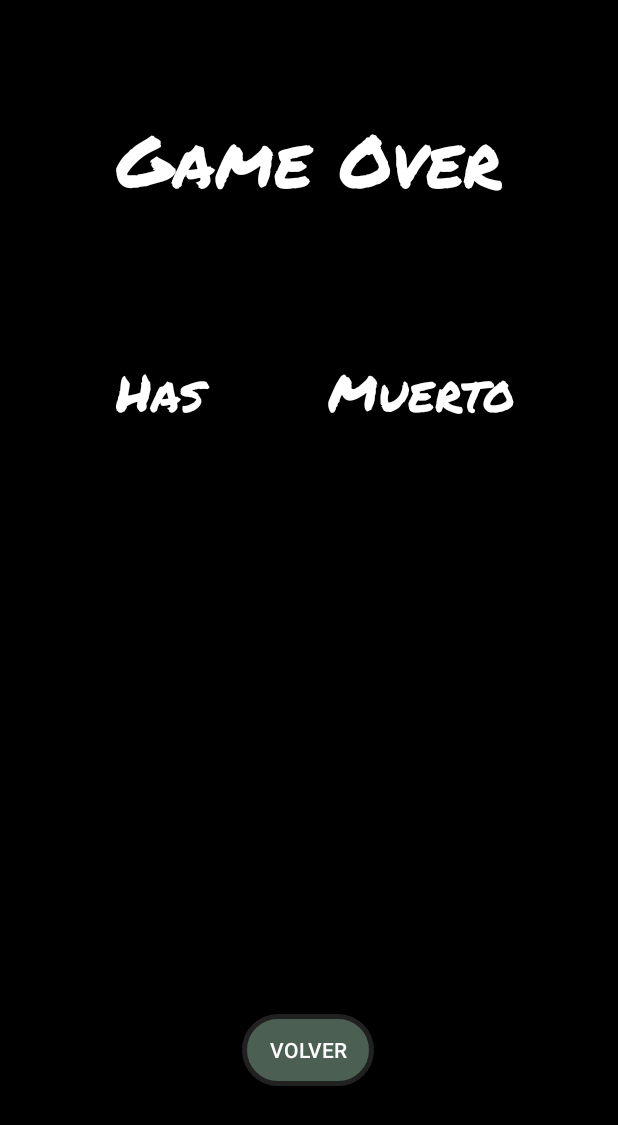
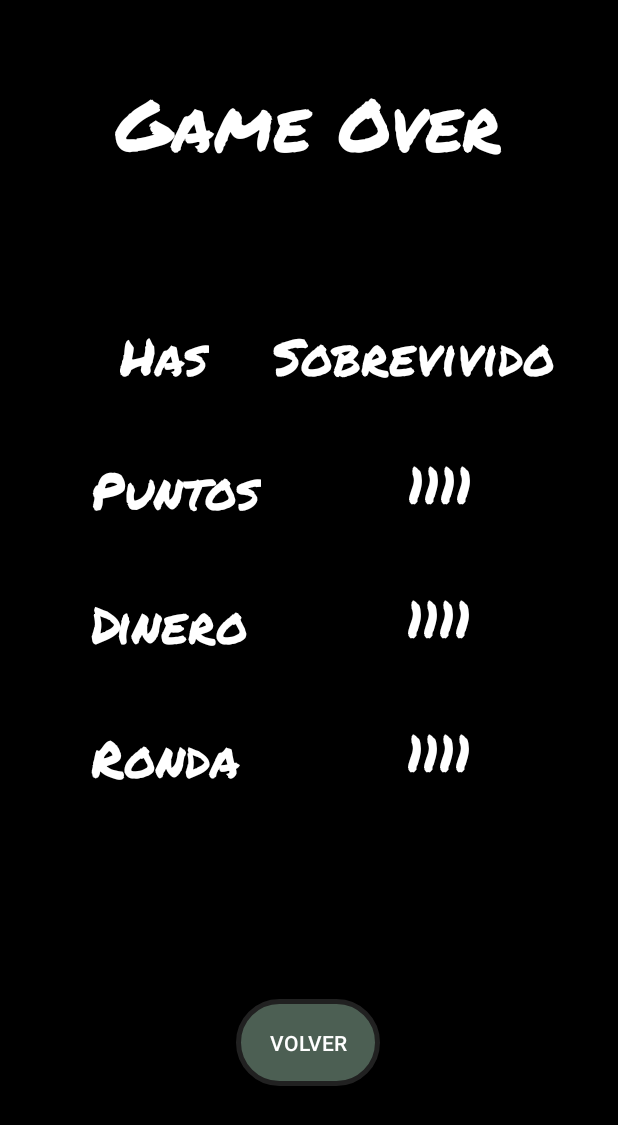
Before and after one commit to Chaffops/LaUltimaEsperanza, an Android app: the GameOver screen opened directly, with no data from a screen before it, on a phone screen of 412 x 824 dp. Shown: the top 1125 px of the screen. Run offline under Robolectric (Android 15) with nearby library versions, the phone set to English and light mode, and no system bars; 4 statements that could not run were skipped.

Commit message:
a dormir

```diff
--- a/app/src/main/java/com/example/laultimaesperanza/GameOver.java
+++ b/app/src/main/java/com/example/laultimaesperanza/GameOver.java
@@ -5,18 +5,69 @@ import androidx.appcompat.app.AppCompatActivity;
 import android.content.Intent;
 import android.os.Bundle;
 import android.view.View;
+import android.widget.Button;
+import android.widget.TextView;
+
+import com.example.laultimaesperanza.database.Controlador;
 
 public class GameOver extends AppCompatActivity {
+
+    TextView surv;
+    TextView puntos;
+    TextView dinero;
+    TextView ronda;
+
+    Button bntVolverGuardar;
+
+    Controlador control;
+    Bundle recibido;
 
     @Override
     protected void onCreate(Bundle savedInstanceState) {
         super.onCreate(savedInstanceState);
         setContentView(R.layout.activity_game_over);
+
+        control = new Controlador(GameOver.this);
+
+        recibido = getIntent().getExtras();
+
+        surv = findViewById(R.id.textMuerteOSobrevi);
+        puntos = findViewById(R.id.numPuntos);
+        dinero = findViewById(R.id.numDinero);
+        ronda = findViewById(R.id.numRonda);
+        bntVolverGuardar = findViewById(R.id.btnVolverOGuardar);
+
+        if (recibido.getInt("vida") == 0) {
+            surv.setText("Muerto");
+            bntVolverGuardar.setText("Guardar Score");
+        } else {
+            surv.setText("Sobrevivido");
+            bntVolverGuardar.setText("Volver");
+        }
+
+        puntos.setText(String.valueOf(recibido.getInt("puntos")));
+        dinero.setText(String.valueOf(recibido.getInt("dinero")));
+        ronda.setText(String.valueOf(recibido.getInt("ronda")));
+
+
     }
 
-    public void irPirncipal(View view){
+    public void irPirncipal(View view) {
 
+
+        if (surv.getText().equals("Muerto")) {
+            control.gameOver();
+
+        } else {
+            control.insertarInfoJuego(recibido.getFloat("velocidad"), recibido.getInt("vida"), recibido.getInt("daño"), recibido.getInt("ronda"), recibido.getInt("dinero"), recibido.getInt("puntuacion"));
+        }
         Intent iPrici = new Intent(this, MainActivity.class);
         startActivity(iPrici);
+        try {
+            onDestroy();
+        } catch (IllegalStateException ex) {
+
+        }
     }
+
 }
--- a/app/src/main/java/com/example/laultimaesperanza/entidades/Zombi.java
+++ b/app/src/main/java/com/example/laultimaesperanza/entidades/Zombi.java
@@ -40,7 +40,7 @@ public class Zombi extends Entidad {
         super(context, ContextCompat.getColor(context, R.color.zombi), Math.random() * 2000, Math.random() * 2000, 30);
         this.jugador = j;
         this.animacion=animacion;
-        conteo = 10*ronda;
+        conteo = (ronda==1||ronda==2)?1:(ronda==3||ronda==4)?2:(ronda==5||ronda==6)?3:5;
 
     }
 
--- a/app/src/main/java/com/example/laultimaesperanza/graficos/Animacion.java
+++ b/app/src/main/java/com/example/laultimaesperanza/graficos/Animacion.java
@@ -10,7 +10,7 @@ public class Animacion {
 
     private Dibujos[] dibujos;
     private int tiempoParaCambio=0;
-    private final int MAX_TIEMPO_CAMBIO=20;
+    private final int MAX_TIEMPO_CAMBIO=5;
     private int tiempoParaCambioZombi=0;
 
 
--- a/app/src/main/java/com/example/laultimaesperanza/juego/MotorGrafico.java
+++ b/app/src/main/java/com/example/laultimaesperanza/juego/MotorGrafico.java
@@ -5,7 +5,7 @@ import android.view.SurfaceHolder;
 import com.example.laultimaesperanza.juego.Juego;
 
 public class MotorGrafico extends Thread {
-    public static final double MAX_APS = 60.0;
+    public static final double MAX_APS = 30.0;
     private static final double MEDIA_APS = 1000/MAX_APS;
     private final Juego juego;
     private boolean funciona;
--- a/app/src/main/res/layout/activity_game_over.xml
+++ b/app/src/main/res/layout/activity_game_over.xml
@@ -8,34 +8,118 @@
     tools:context=".GameOver">
 
     <TextView
-        android:id="@+id/textView2"
+        android:id="@+id/numPuntos"
         android:layout_width="wrap_content"
         android:layout_height="wrap_content"
-        android:layout_marginTop="72dp"
+        android:layout_marginTop="36dp"
         android:fontFamily="@font/permanent_marker"
-        android:text="Game Over"
+        android:text="1111"
+        android:textColor="#FFFFFF"
+        android:textSize="34sp"
+        app:layout_constraintEnd_toEndOf="parent"
+        app:layout_constraintStart_toEndOf="@+id/labelPuntos"
+        app:layout_constraintTop_toBottomOf="@+id/textMuerteOSobrevi" />
+
+    <TextView
+        android:id="@+id/numDinero"
+        android:layout_width="wrap_content"
+        android:layout_height="wrap_content"
+        android:layout_marginTop="40dp"
+        android:fontFamily="@font/permanent_marker"
+        android:text="1111"
+        android:textColor="#FFFFFF"
+        android:textSize="34sp"
+        app:layout_constraintEnd_toEndOf="parent"
+        app:layout_constraintHorizontal_bias="0.519"
+        app:layout_constraintStart_toEndOf="@+id/labelDineroGameO"
+        app:layout_constraintTop_toBottomOf="@+id/numPuntos" />
+
+    <TextView
+        android:id="@+id/LabelGameOver"
+        android:layout_width="wrap_content"
+        android:layout_height="wrap_content"
+        android:layout_marginTop="48dp"
+        android:fontFamily="@font/permanent_marker"
+        android:text="@string/labelGameOver"
         android:textColor="#FFFFFF"
         android:textSize="48sp"
         app:layout_constraintEnd_toEndOf="parent"
+        app:layout_constraintHorizontal_bias="0.498"
         app:layout_constraintStart_toStartOf="parent"
         app:layout_constraintTop_toTopOf="parent" />
 
     <TextView
-        android:id="@+id/textView4"
+        android:id="@+id/labelHas"
         android:layout_width="wrap_content"
         android:layout_height="wrap_content"
         android:layout_marginTop="96dp"
         android:fontFamily="@font/permanent_marker"
-        android:text="Has "
+        android:text="@string/labelHas"
         android:textColor="#FFFFFF"
         android:textSize="34sp"
         app:layout_constraintEnd_toEndOf="parent"
         app:layout_constraintHorizontal_bias="0.227"
         app:layout_constraintStart_toStartOf="parent"
-        app:layout_constraintTop_toBottomOf="@+id/textView2" />
+        app:layout_constraintTop_toBottomOf="@+id/LabelGameOver" />
 
     <TextView
-        android:id="@+id/textView5"
+        android:id="@+id/labelPuntos"
+        android:layout_width="wrap_content"
+        android:layout_height="wrap_content"
+        android:layout_marginTop="40dp"
+        android:fontFamily="@font/permanent_marker"
+        android:text="@string/labelPuntos"
+        android:textColor="#FFFFFF"
+        android:textSize="34sp"
+        app:layout_constraintEnd_toEndOf="parent"
+        app:layout_constraintHorizontal_bias="0.204"
+        app:layout_constraintStart_toStartOf="parent"
+        app:layout_constraintTop_toBottomOf="@+id/labelHas" />
+
+    <TextView
+        android:id="@+id/numRonda"
+        android:layout_width="wrap_content"
+        android:layout_height="wrap_content"
+        android:layout_marginTop="40dp"
+        android:fontFamily="@font/permanent_marker"
+        android:text="1111"
+        android:textColor="#FFFFFF"
+        android:textSize="34sp"
+        app:layout_constraintEnd_toEndOf="parent"
+        app:layout_constraintHorizontal_bias="0.531"
+        app:layout_constraintStart_toEndOf="@+id/labelRonda"
+        app:layout_constraintTop_toBottomOf="@+id/numDinero" />
+
+    <TextView
+        android:id="@+id/labelDineroGameO"
+        android:layout_width="wrap_content"
+        android:layout_height="wrap_content"
+        android:layout_marginTop="40dp"
+        android:fontFamily="@font/permanent_marker"
+        android:text="@string/labelDineros"
+        android:textColor="#FFFFFF"
+        android:textSize="34sp"
+        app:layout_constraintEnd_toEndOf="parent"
+        app:layout_constraintHorizontal_bias="0.198"
+        app:layout_constraintStart_toStartOf="parent"
+        app:layout_constraintTop_toBottomOf="@+id/labelPuntos" />
+
+    <TextView
+        android:id="@+id/labelRonda"
+        android:layout_width="wrap_content"
+        android:layout_height="wrap_content"
+        android:layout_marginTop="40dp"
+        android:fontFamily="@font/permanent_marker"
+        android:text="@string/labelRonda"
+        android:textColor="#FFFFFF"
+        android:textSize="34sp"
+        app:layout_constraintEnd_toEndOf="parent"
+        app:layout_constraintHorizontal_bias="0.195"
+        app:layout_constraintStart_toStartOf="parent"
+        app:layout_constraintTop_toBottomOf="@+id/labelDineroGameO" />
+
+    <TextView
+        android:id="@+id/textMuerteOSobrevi"
         android:layout_width="wrap_content"
         android:layout_height="wrap_content"
         android:layout_marginTop="96dp"
@@ -45,17 +129,17 @@
         android:textSize="34sp"
         app:layout_constraintEnd_toEndOf="parent"
         app:layout_constraintHorizontal_bias="0.506"
-        app:layout_constraintStart_toEndOf="@+id/textView4"
-        app:layout_constraintTop_toBottomOf="@+id/textView2" />
+        app:layout_constraintStart_toEndOf="@+id/labelHas"
+        app:layout_constraintTop_toBottomOf="@+id/LabelGameOver" />
 
     <Button
-        android:id="@+id/button"
-        android:layout_width="wrap_content"
-        android:layout_height="wrap_content"
+        android:id="@+id/btnVolverOGuardar"
+        android:layout_width="96dp"
+        android:layout_height="58dp"
         android:layout_marginBottom="100dp"
         android:background="@drawable/btnemp"
         android:onClick="irPirncipal"
-        android:text="Volver"
+        android:text="Guardar Score"
         app:layout_constraintBottom_toBottomOf="parent"
         app:layout_constraintEnd_toEndOf="parent"
         app:layout_constraintHorizontal_bias="0.498"
--- a/app/src/main/res/layout/fragment_tienda.xml
+++ b/app/src/main/res/layout/fragment_tienda.xml
@@ -82,7 +82,7 @@
                     android:layout_height="match_parent"
                     android:layout_weight="1"
                     android:gravity="center"
-                    android:text="20"
+                    android:text="35  -  1"
                     android:textSize="20sp" />
 
                 <LinearLayout
@@ -196,7 +196,7 @@
                     android:layout_height="match_parent"
                     android:layout_weight="1"
                     android:gravity="center"
-                    android:text="40"
+                    android:text="35  -  1"
                     android:textSize="20sp" />
 
                 <LinearLayout
--- a/app/src/main/res/values/strings.xml
+++ b/app/src/main/res/values/strings.xml
@@ -10,6 +10,15 @@
 
 
     <string name="labelAjustes">Ajustes</string>
+
+    <string name="labelGameOver">Game Over</string>
+    <string name="labelHas">Has</string>
+    <string name="labelPuntos">Puntos</string>
+    <string name="labelDineros">Dinero</string>
+    <string name="labelRonda">Ronda</string>
+
+
+
     <string name="labelNombre">Nombre</string>
     <string name="labelVolumen">Volumen</string>
     <string name="labelIdioma">Idioma</string>
```
Also changed, not shown: app/src/main/java/com/example/laultimaesperanza/MainActivity.java (+7 -16 lines), app/src/main/java/com/example/laultimaesperanza/PantallaJuego.java (+17 -2 lines), app/src/main/java/com/example/laultimaesperanza/database/Controlador.java (+10 -4 lines), app/src/main/java/com/example/laultimaesperanza/juego/Juego.java (+15 -4 lines).
